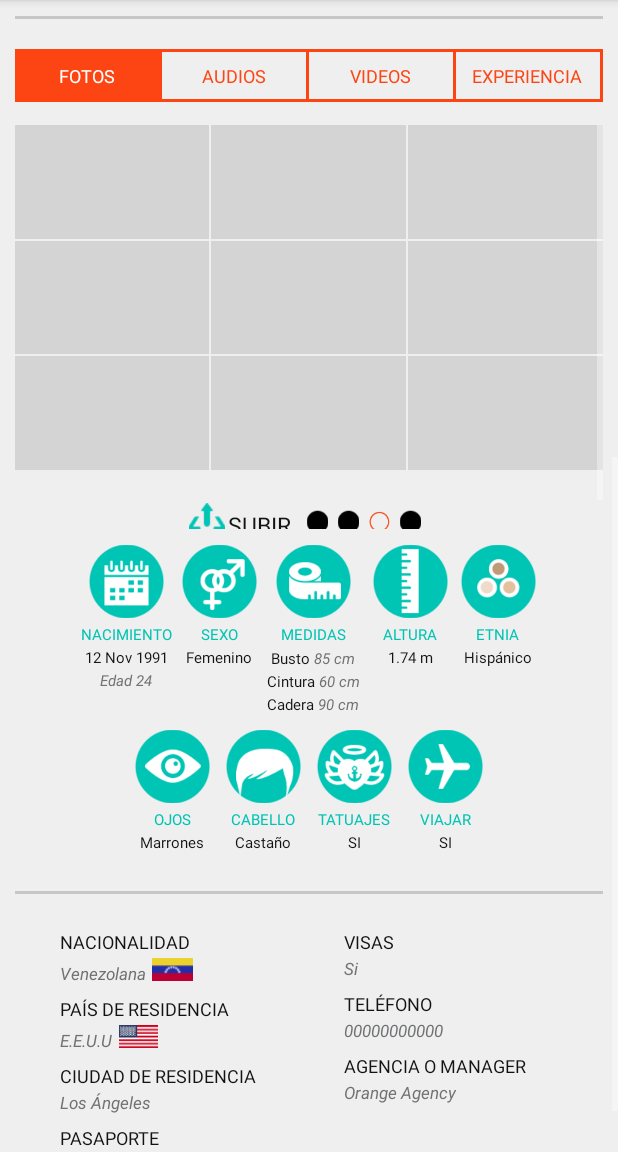
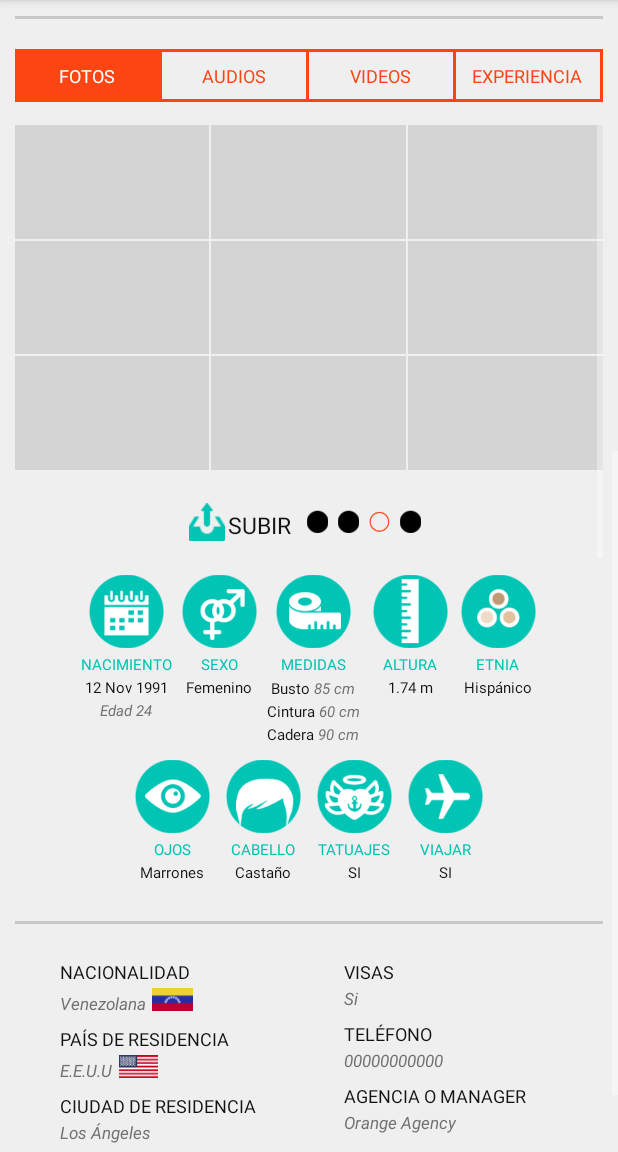
Before and after one commit to diiaz94/3dlink-ivotalents, an Android app: the ProfileArtist screen opened directly, with no data from a screen before it, scrolled down 537 dp, on a phone screen of 412 x 824 dp, the part 84-1236 px from its top. Run offline under Robolectric (Android 15) with nearby library versions, the phone set to English and light mode, and no system bars; libraries missing offline, so code that uses them is left out: com.facebook, com.facebook.appevents, com.facebook.login; Roboto replaces fonts that are not available here; 2 statements that could not run were skipped.

Commit message:
cambios en tamaño de scroll en tabs

```diff
--- a/app/src/main/res/layout/fragment_profile_artist.xml
+++ b/app/src/main/res/layout/fragment_profile_artist.xml
@@ -363,7 +363,7 @@
                 <LinearLayout
                     android:id="@+id/tabsSection"
                     android:layout_width="match_parent"
-                    android:layout_height="320dp"
+                    android:layout_height="340dp"
                     android:orientation="vertical"
                     android:layout_marginTop="20dp"
                     android:visibility="gone">
--- a/app/src/main/res/layout/fragment_profile_industry.xml
+++ b/app/src/main/res/layout/fragment_profile_industry.xml
@@ -363,7 +363,7 @@
                     <LinearLayout
                         android:id="@+id/tabsSection"
                         android:layout_width="match_parent"
-                        android:layout_height="320dp"
+                        android:layout_height="340dp"
                         android:orientation="vertical"
                         android:layout_marginTop="20dp"
                         android:visibility="visible">
```
